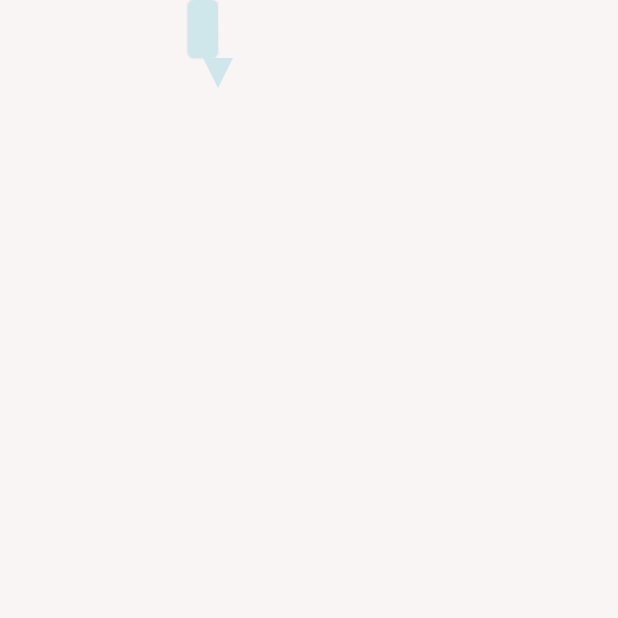
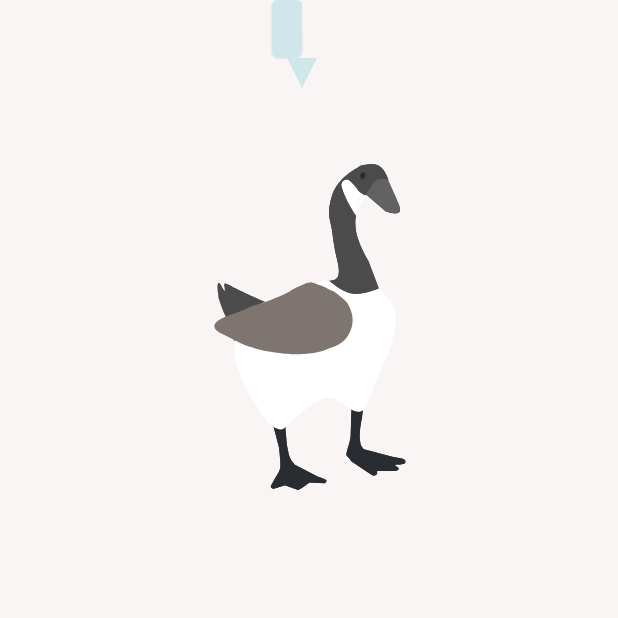
Before and after one commit to AmanPal-Singh/CS446, an Android app built with Jetpack Compose: the composable GooseText called with empty values, on a phone screen of 412 x 824 dp, the top half of it. Run offline under Robolectric (Android 15) with nearby library versions, the light colour scheme and no system bars; libraries missing offline, so code that uses them is left out: io.github.boguszpawlowski.composecalendar; 9 statements that could not run were skipped.

Commit message:
center goose in home

```diff
--- a/app/src/main/java/com/example/goosebuddy/ui/screens/Home.kt
+++ b/app/src/main/java/com/example/goosebuddy/ui/screens/Home.kt
@@ -54,8 +54,7 @@ fun Home(db:AppDatabase) {
         Spacer(modifier = Modifier.size(70.dp))
         val text = remember { mutableStateOf(getDefaultGooseMessage(db)) }
         GooseText(text.value)
-        Spacer(modifier = Modifier.size(30.dp))
-        Goose(size = 225.dp, honkSound = true)
+
         SpeechOptions(options = options, text, defaultMessages)
     }
 }
@@ -76,7 +75,17 @@ private fun getDefaultGooseMessage(db: AppDatabase): String {
 }
 @Composable
 fun GooseText(text: String){
-    SpeechBubble(text)
+    Column(
+        verticalArrangement = Arrangement.Center,
+        horizontalAlignment = Alignment.CenterHorizontally,
+        modifier = Modifier
+            .fillMaxWidth()
+    ) {
+        SpeechBubble(text, includeLeftSpacing = false)
+        Spacer(modifier = Modifier.size(30.dp))
+        Goose(size = 225.dp, honkSound = true)
+    }
+
 }
 
 @Composable
```
